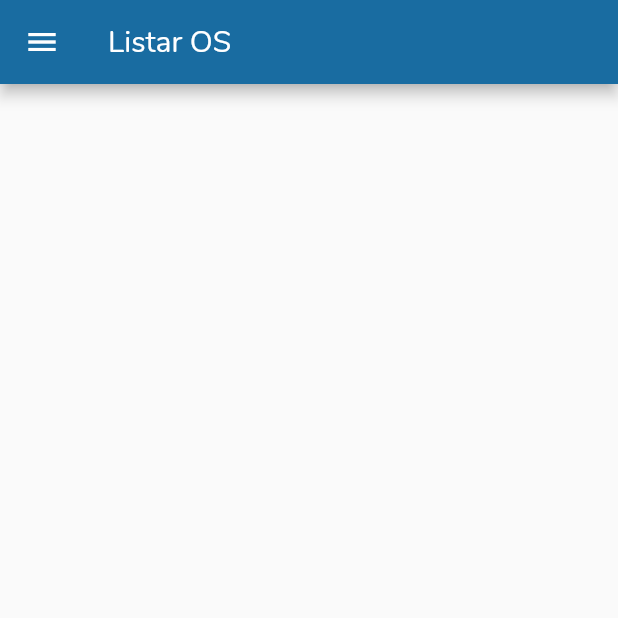
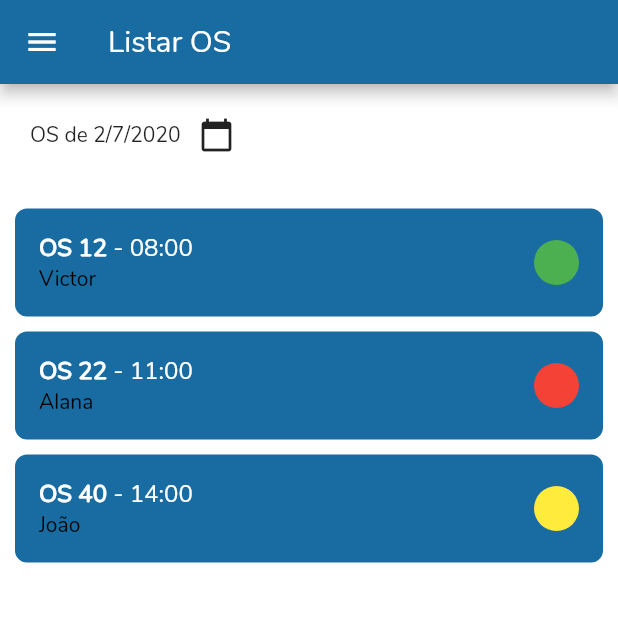
Before and after one commit to victor337/grupo-csl, a Flutter app: the BaseScreen screen opened by its route, on a phone screen of 412 x 824 dp, the top half of it. Run offline on Flutter 3.47's test engine with Material 2 defaults, Android fonts, the phone set to English and light mode, and no system bars; our stand-ins replace get, transparent_image; network calls fail.

Commit message:
Drawer corrigido e estrutura Lista OS

```diff
--- a/lib/controllers/base/base_controller.dart
+++ b/lib/controllers/base/base_controller.dart
@@ -1,4 +1,3 @@
-import 'package:flutter/material.dart';
 import 'package:get/get.dart';
 
 
@@ -6,7 +5,6 @@ class BaseController extends GetxController {
 
   int page = 0;
   void setPage(int setPage){
-    debugPrint('Page atual $page Page que é pra ir $setPage');
     page = setPage;
     update();
   }
--- a/lib/views/login/login_screen.dart
+++ b/lib/views/login/login_screen.dart
@@ -29,7 +29,7 @@ class LoginScreen extends StatelessWidget {
               style: TextStyle(
                 color: Colors.white
               ),
-            )
+            ),
           ],
         ),
       ),
@@ -143,7 +143,10 @@ class LoginScreen extends StatelessWidget {
                                   'Sucesso',
                                   'Logado com sucesso',
                                   backgroundColor: const Color(0xff48c2e7),
-                                  colorText: Colors.white
+                                  colorText: Colors.white,
+                                  duration: const Duration(
+                                    seconds: 2
+                                  )
                                 );
                               }
                             );
--- a/lib/views/orders/components/order_option.dart
+++ b/lib/views/orders/components/order_option.dart
@@ -21,27 +21,40 @@ class OrderOption extends StatelessWidget {
     }
 
     return Container(
-      color: Colors.white,
+      margin: const EdgeInsets.only(top: 10),
+      decoration: BoxDecoration(
+        color: Theme.of(context).primaryColor,
+        borderRadius: BorderRadius.circular(8)
+      ),
       child: ListTile(
         title: Row(
           children: <Widget>[
             Text(
               'OS ${orderService.number}',
               style: TextStyle(
-                color: Theme.of(context).primaryColor,
+                color: Colors.white,
+                fontWeight: FontWeight.bold
               ),
             ),
-            const Text(' - '),
+            const Text(
+              ' - ',
+              style: TextStyle(
+                color: Colors.white
+              ),
+            ),
             Text(
               orderService.hour,
-              style: TextStyle(
-                color: Colors.black
+              style: const TextStyle(
+                color: Colors.white
               ),
             ),
           ],
         ),
         subtitle: Text(
           orderService.client,
+          style: TextStyle(
+            color: Colors.black
+          ),
         ),
         trailing: Container(
           height: 30,
--- a/lib/views/orders/orders_screen.dart
+++ b/lib/views/orders/orders_screen.dart
@@ -1,8 +1,35 @@
 import 'package:flutter/material.dart';
 import 'package:grupocsl/common/drawer/custom_drawer.dart';
+import 'package:grupocsl/constants/size_screen.dart';
+import 'package:grupocsl/model/order_service/order_service.dart';
+import 'package:grupocsl/views/orders/components/order_option.dart';
 
 
 class OrdersScreen extends StatelessWidget {
+
+  final SizeScreen sizeScreen = SizeScreen();
+
+  final List<OrderService> orders = [
+    OrderService(
+      number: '12',
+      hour: '08:00',
+      client: 'Victor',
+      status: 0,
+    ),
+    OrderService(
+      number: '22',
+      hour: '11:00',
+      client: 'Alana',
+      status: 2,
+    ),
+    OrderService(
+      number: '40',
+      hour: '14:00',
+      client: 'João',
+      status: 1,
+    ),
+  ];
+
   @override
   Widget build(BuildContext context) {
     return Scaffold(
@@ -12,6 +39,43 @@ class OrdersScreen extends StatelessWidget {
         ),
       ),
       drawer: CustomDrawer(),
+      body: Container(
+        padding: const EdgeInsets.fromLTRB(10, 0, 10, 0),
+        color: Colors.white,
+        height: sizeScreen.getHeightScreenWidthAppBar(context, AppBar()),
+        child: Column(
+          children: <Widget>[
+            Container(
+              padding: const EdgeInsets.fromLTRB(10, 10, 10, 15),
+              child: Row(
+                children: <Widget>[
+                  Text(
+                    // ignore: missing_whitespace_between_adjacent_strings
+                    'OS de ${DateTime.now().day}/'
+                    '${DateTime.now().month}/${DateTime.now().year}'
+                  ),
+                  IconButton(
+                    icon: Icon(Icons.calendar_today),
+                    onPressed: (){
+                      showDatePicker(
+                        context: context,
+                        initialDate: DateTime.now(),
+                        firstDate: DateTime.now(),
+                        lastDate: DateTime(DateTime.now().year, DateTime.now().month, DateTime.now().day + 1)
+                      );
+                    },
+                  )
+                ],
+              ),
+            ),
+            Expanded(
+              child: ListView(
+                children: orders.map((order) => OrderOption(order)).toList(),
+              ),
+            )
+          ],
+        )
+      ),
     );
   }
 }
```
